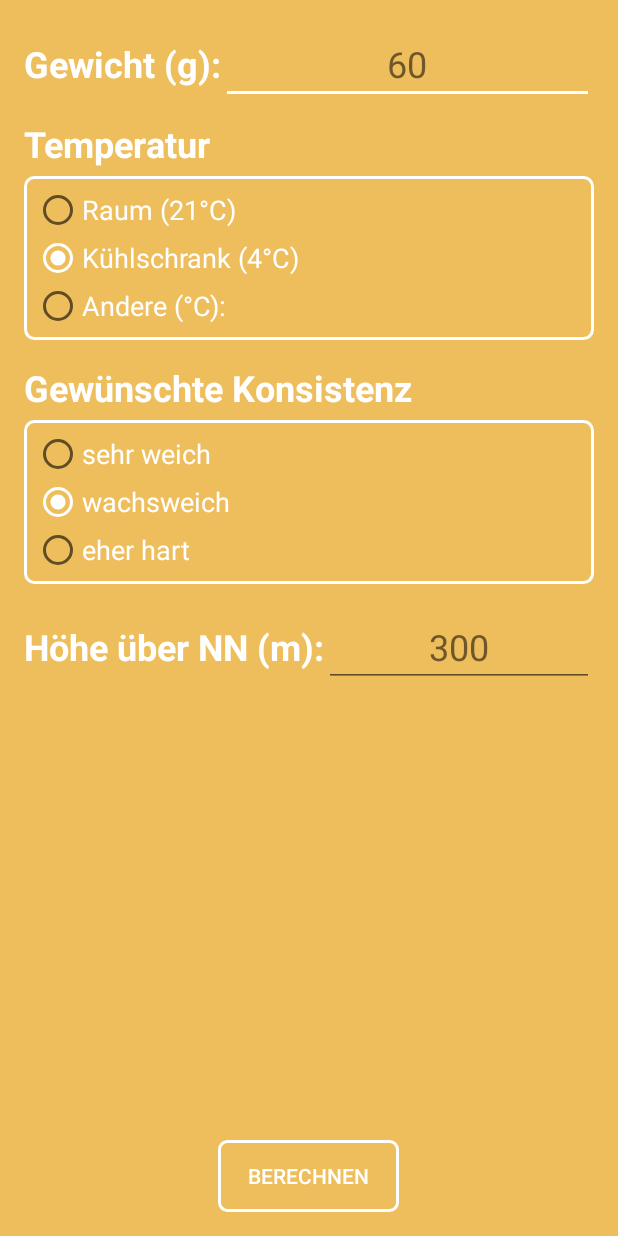
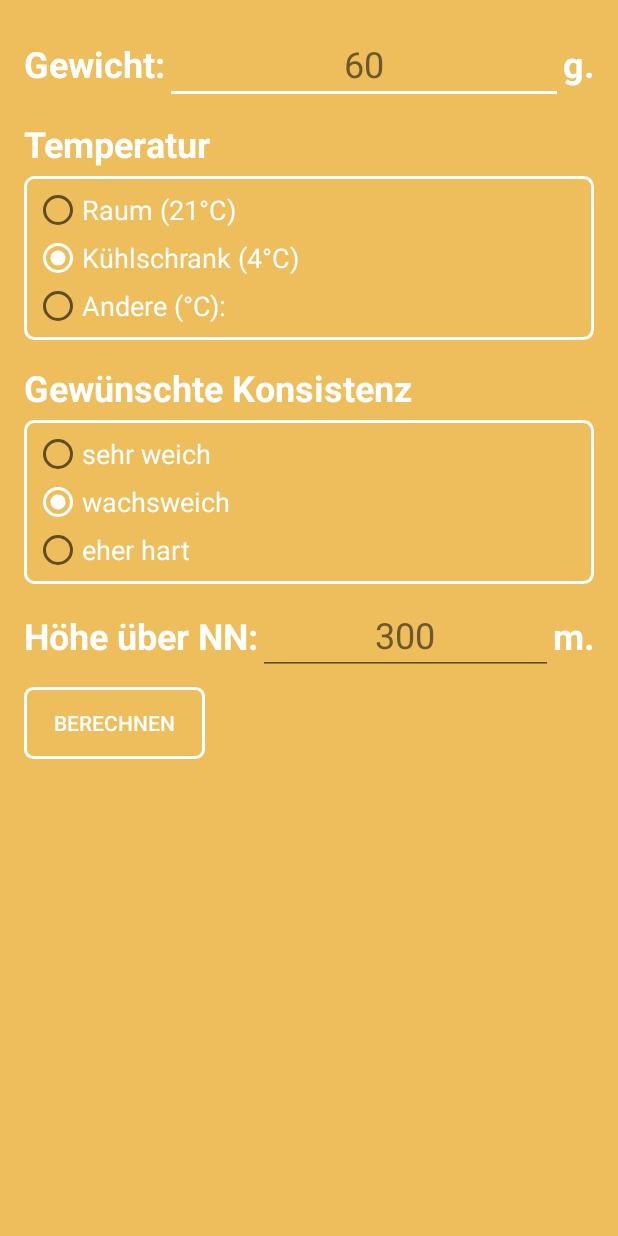
Before and after one commit to MarcelJurtz/Perfeggt, an Android app: the screen it shows after launch (SettingsActivity), on a phone screen of 412 x 824 dp. Run offline under Robolectric (Android 15) with nearby library versions, the phone set to English and light mode, and no system bars.

Commit message:
Fixed Layout

```diff
--- a/app/src/main/java/com/jurtz/android/pefectegg/SettingsActivity.java
+++ b/app/src/main/java/com/jurtz/android/pefectegg/SettingsActivity.java
@@ -48,7 +48,7 @@ public class SettingsActivity extends AppCompatActivity {
         rbConsistencyHard = (RadioButton)findViewById(R.id.rbConsistencyHard);
 
         txtWeight = (TextView)findViewById(R.id.txtWeight);
-        txtHeightAboveSea = (TextView)findViewById(R.id.txtHeightAboveSea);
+        txtHeightAboveSea = (TextView)findViewById(R.id.txtHeight);
         txtTemperature = (TextView)findViewById(R.id.txtTemperature);
         txtTemperature.setVisibility(View.INVISIBLE);
 
--- a/app/src/main/res/layout/activity_settings.xml
+++ b/app/src/main/res/layout/activity_settings.xml
@@ -1,5 +1,5 @@
 <?xml version="1.0" encoding="utf-8"?>
-<RelativeLayout xmlns:android="http://schemas.android.com/apk/res/android"
+<LinearLayout xmlns:android="http://schemas.android.com/apk/res/android"
     xmlns:tools="http://schemas.android.com/tools"
     android:layout_width="match_parent"
     android:layout_height="match_parent"
@@ -7,36 +7,60 @@
     android:paddingLeft="@dimen/activity_horizontal_margin"
     android:paddingRight="@dimen/activity_horizontal_margin"
     android:paddingTop="@dimen/activity_vertical_margin"
+    android:orientation="vertical"
     tools:context="com.jurtz.android.pefectegg.SettingsActivity"
     android:background="@color/mainBackground">
 
+    <ScrollView
+        android:layout_width="match_parent"
+        android:layout_height="match_parent">
         <LinearLayout
             android:layout_width="match_parent"
+            android:layout_height="match_parent"
+            android:orientation="vertical">
+
+            <RelativeLayout
+                android:layout_width="match_parent"
                 android:layout_height="wrap_content"
-        android:id="@+id/linearLayoutWeight"
-        android:orientation="horizontal">
+                android:id="@+id/LayoutWeight">
                 <TextView
                     android:layout_width="wrap_content"
                     android:layout_height="wrap_content"
-            android:text="Gewicht (g):"
-            android:id="@+id/lblWeight"
-            android:layout_alignParentStart="true"
+                    android:layout_weight="3"
+                    android:layout_centerVertical="true"
+                    android:id="@+id/lblWeightInfo"
+
+                    android:text="Gewicht:"
                     android:textColor="@color/mainForeground"
                     android:textSize="24dp"
                     android:textStyle="bold" />
+                <TextView
+                    android:layout_width="wrap_content"
+                    android:layout_height="wrap_content"
+                    android:layout_alignParentRight="true"
+                    android:layout_centerVertical="true"
+                    android:id="@+id/lblWeightUnit"
 
+                    android:textColor="@color/mainForeground"
+                    android:textSize="24dp"
+                    android:textStyle="bold"
+                    android:text="g." />
                 <EditText
                     android:layout_width="match_parent"
                     android:layout_height="wrap_content"
+                    android:layout_toEndOf="@id/lblWeightInfo"
+                    android:layout_toStartOf="@id/lblWeightUnit"
+                    android:layout_centerVertical="true"
                     android:id="@+id/txtWeight"
-            android:layout_alignBottom="@+id/textView"
-            android:layout_toEndOf="@+id/textView"
+
                     android:textAlignment="center"
                     android:hint="60"
                     android:textSize="24dp"
                     android:textColor="@color/mainForeground"
-            android:textColorHint="@color/hintColor" />
-    </LinearLayout>
+                    android:textColorHint="@color/hintColor"
+                    android:maxLines="1"
+                    android:maxLength="3"/>
+            </RelativeLayout>
 
 
             <TextView
@@ -50,7 +74,7 @@
                 android:textSize="24dp"
                 android:paddingTop="10dp"
                 android:paddingBottom="5dp"
-        android:textStyle="bold" />
+                android:textStyle="bold"/>
             <LinearLayout
                 android:layout_width="match_parent"
                 android:layout_height="wrap_content"
@@ -98,7 +122,9 @@
                     android:layout_gravity="bottom"
                     android:textColor="@color/mainForeground"
                     android:textSize="18dp"
-            android:textColorHint="@color/hintColor" />
+                    android:textColorHint="@color/hintColor"
+                    android:maxLength="2"
+                    android:inputType="number"/>
             </LinearLayout>
 
             <TextView
@@ -144,30 +170,50 @@
                     android:textSize="18dp" />
             </RadioGroup>
 
-    <LinearLayout
+            <RelativeLayout
                 android:layout_width="match_parent"
                 android:layout_height="wrap_content"
-        android:id="@+id/linearLayoutHeight"
-        android:layout_below="@+id/rgConsistency"
+                android:id="@+id/LayoutHeight"
                 android:paddingTop="15dp">
                 <TextView
                     android:layout_width="wrap_content"
                     android:layout_height="wrap_content"
-            android:text="Höhe über NN (m):"
-            android:id="@+id/lblHeightAboveSea"
+                    android:layout_centerVertical="true"
+                    android:id="@+id/lblHeightInfo"
+
+                    android:text="Höhe über NN:"
                     android:textColor="@color/mainForeground"
                     android:textSize="24dp"
                     android:textStyle="bold" />
+
+                <TextView
+                    android:layout_width="wrap_content"
+                    android:layout_height="wrap_content"
+                    android:layout_alignParentRight="true"
+                    android:layout_centerVertical="true"
+
+                    android:id="@+id/lblHeightUnit"
+
+                    android:text="m."
+                    android:textColor="@color/mainForeground"
+                    android:textStyle="bold"
+                    android:textSize="24dp" />
+
                 <EditText
-            android:layout_width="match_parent"
+                    android:layout_width="wrap_content"
                     android:layout_height="wrap_content"
-            android:id="@+id/txtHeightAboveSea"
+                    android:layout_toEndOf="@id/lblHeightInfo"
+                    android:layout_toStartOf="@id/lblHeightUnit"
+                    android:layout_centerVertical="true"
+
+                    android:id="@+id/txtHeight"
+
                     android:hint="300"
                     android:textAlignment="center"
                     android:textColor="@color/mainForeground"
                     android:textSize="24dp"
                     android:textColorHint="@color/hintColor" />
-    </LinearLayout>
+            </RelativeLayout>
 
             <Button
                 android:layout_width="wrap_content"
@@ -179,4 +225,8 @@
                 android:layout_alignParentBottom="true"
                 android:layout_centerHorizontal="true"
                 android:stateListAnimator="@null"/>
-</RelativeLayout>
+
+        </LinearLayout>
+    </ScrollView>
+
+</LinearLayout>
```
Lines whose indentation alone changed are shown as unchanged.
